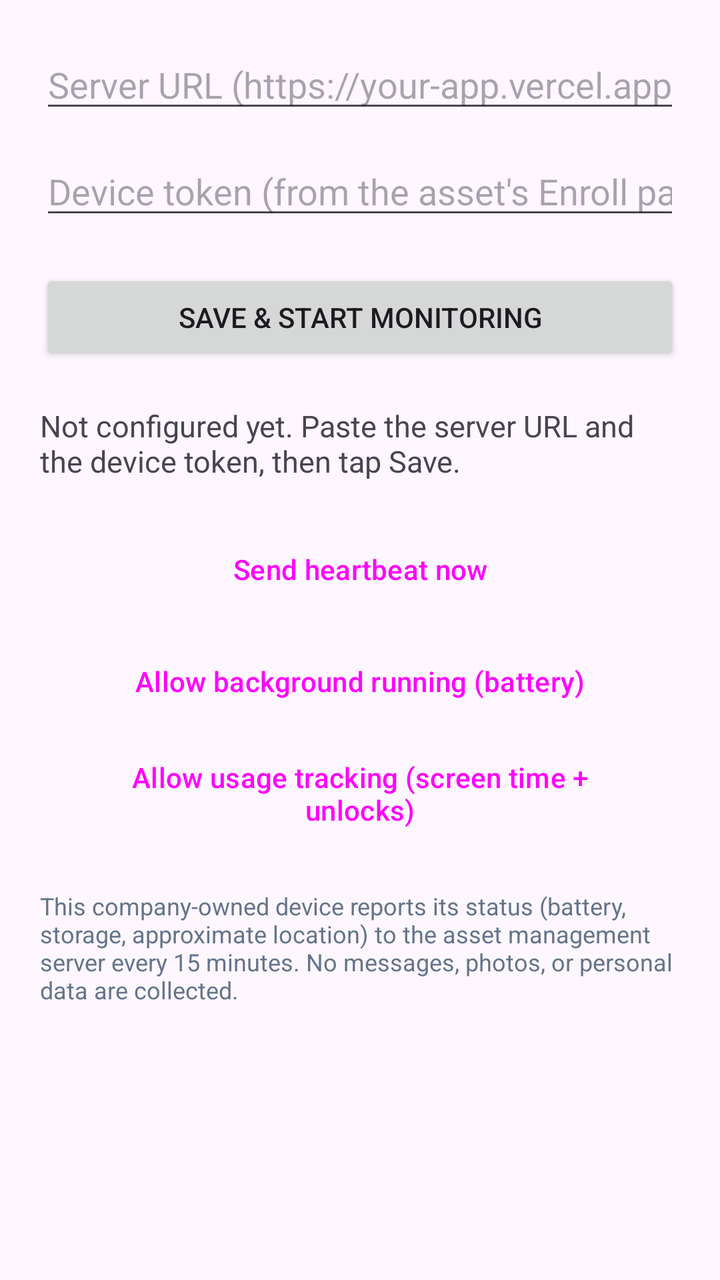
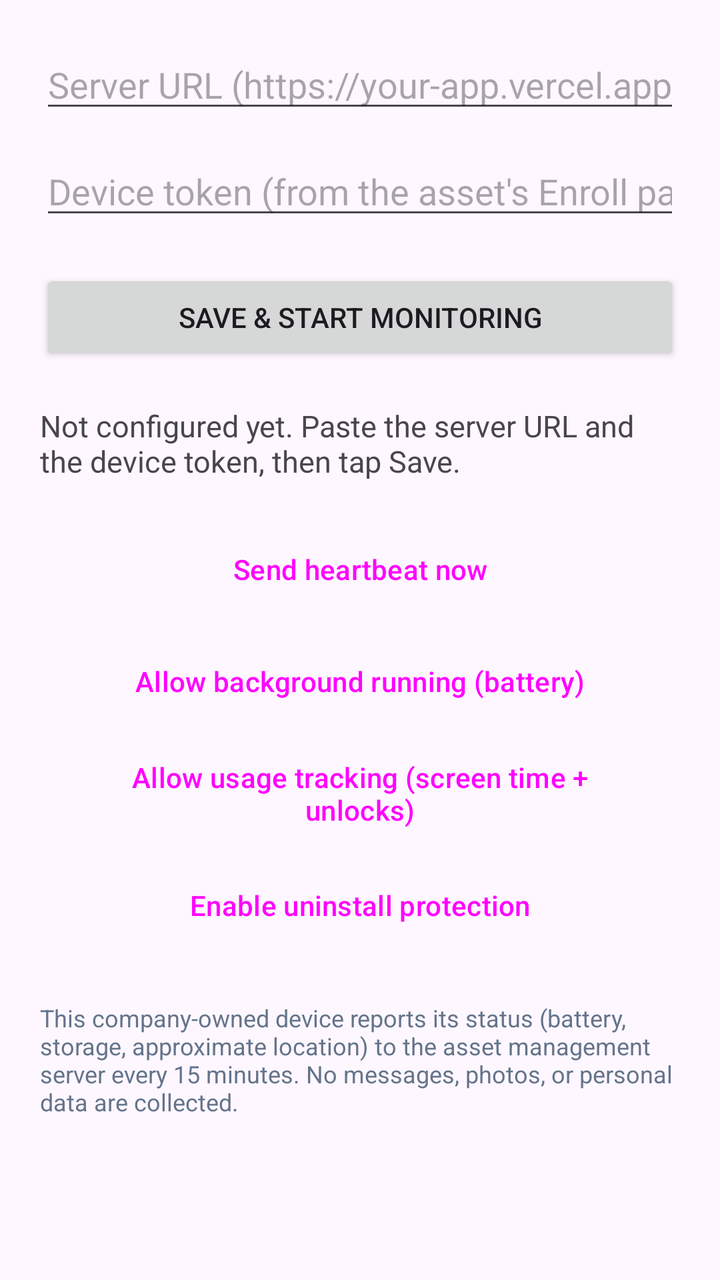

Before-and-after screenshots of an Android layout around one commit, followed by the original layout XML and the change that was made.
<!-- AndroidManifest.xml: application theme Theme.AssetAgent -->
<!-- res/layout/activity_main.xml -->
<?xml version="1.0" encoding="utf-8"?>
<ScrollView xmlns:android="http://schemas.android.com/apk/res/android"
    android:layout_width="match_parent"
    android:layout_height="match_parent">

    <LinearLayout
        android:layout_width="match_parent"
        android:layout_height="wrap_content"
        android:orientation="vertical"
        android:padding="20dp">

        <EditText
            android:id="@+id/serverInput"
            android:layout_width="match_parent"
            android:layout_height="wrap_content"
            android:hint="@string/server_hint"
            android:inputType="textUri"
            android:autofillHints="url" />

        <EditText
            android:id="@+id/tokenInput"
            android:layout_width="match_parent"
            android:layout_height="wrap_content"
            android:layout_marginTop="12dp"
            android:hint="@string/token_hint"
            android:inputType="textVisiblePassword"
            android:autofillHints="" />

        <Button
            android:id="@+id/saveButton"
            android:layout_width="match_parent"
            android:layout_height="wrap_content"
            android:layout_marginTop="20dp"
            android:text="@string/save_start" />

        <TextView
            android:id="@+id/statusText"
            android:layout_width="match_parent"
            android:layout_height="wrap_content"
            android:layout_marginTop="20dp"
            android:textSize="15sp"
            android:text="@string/status_idle" />

        <Button
            android:id="@+id/sendNowButton"
            android:layout_width="match_parent"
            android:layout_height="wrap_content"
            android:layout_marginTop="20dp"
            style="@style/Widget.Material3.Button.OutlinedButton"
            android:text="@string/send_now" />

        <Button
            android:id="@+id/batteryButton"
            android:layout_width="match_parent"
            android:layout_height="wrap_content"
            android:layout_marginTop="8dp"
            style="@style/Widget.Material3.Button.OutlinedButton"
            android:text="@string/battery_opt" />

        <Button
            android:id="@+id/usageButton"
            android:layout_width="match_parent"
            android:layout_height="wrap_content"
            android:layout_marginTop="8dp"
            style="@style/Widget.Material3.Button.OutlinedButton"
            android:text="@string/usage_access" />

        <TextView
            android:layout_width="match_parent"
            android:layout_height="wrap_content"
            android:layout_marginTop="24dp"
            android:textSize="12sp"
            android:textColor="#64748B"
            android:text="@string/privacy_note" />
    </LinearLayout>
</ScrollView>
<!-- resources referenced by this layout -->
<resources>
  <string name="battery_opt">Allow background running (battery)</string>
  <string name="privacy_note">This company-owned device reports its status (battery, storage, approximate location) to the asset management server every 15 minutes. No messages, photos, or personal data are collected.</string>
  <string name="save_start">Save &amp; start monitoring</string>
  <string name="send_now">Send heartbeat now</string>
  <string name="server_hint">Server URL (https://your-app.vercel.app)</string>
  <string name="status_idle">Not configured yet. Paste the server URL and the device token, then tap Save.</string>
  <string name="token_hint">Device token (from the asset\'s Enroll panel)</string>
  <string name="usage_access">Allow usage tracking (screen time + unlocks)</string>
  <style name="Theme.AssetAgent" parent="Theme.Material3.DayNight">
          <item name="colorPrimary">#4F46E5</item>
      </style>
</resources>

<!-- the commit's change to res/layout/activity_main.xml (unified diff, before → after) -->
@@ -65,6 +65,14 @@
             style="@style/Widget.Material3.Button.OutlinedButton"
             android:text="@string/usage_access" />
 
+        <Button
+            android:id="@+id/protectButton"
+            android:layout_width="match_parent"
+            android:layout_height="wrap_content"
+            android:layout_marginTop="8dp"
+            style="@style/Widget.Material3.Button.OutlinedButton"
+            android:text="@string/protect_on" />
+
         <TextView
             android:layout_width="match_parent"
             android:layout_height="wrap_content"
<!-- resource entries referenced after the edit -->
@@ -2,6 +2,7 @@
 <resources>
   <string name="battery_opt">Allow background running (battery)</string>
   <string name="privacy_note">This company-owned device reports its status (battery, storage, approximate location) to the asset management server every 15 minutes. No messages, photos, or personal data are collected.</string>
+  <string name="protect_on">Enable uninstall protection</string>
   <string name="save_start">Save &amp; start monitoring</string>
   <string name="send_now">Send heartbeat now</string>
   <string name="server_hint">Server URL (https://your-app.vercel.app)</string>
@@ -9,7 +10,7 @@
   <string name="token_hint">Device token (from the asset\'s Enroll panel)</string>
   <string name="usage_access">Allow usage tracking (screen time + unlocks)</string>
   <style name="Theme.AssetAgent" parent="Theme.Material3.DayNight">
-          <item name="colorPrimary">#4F46E5</item>
+          <item name="colorPrimary">#E60023</item>
       </style>
 </resources>
 
